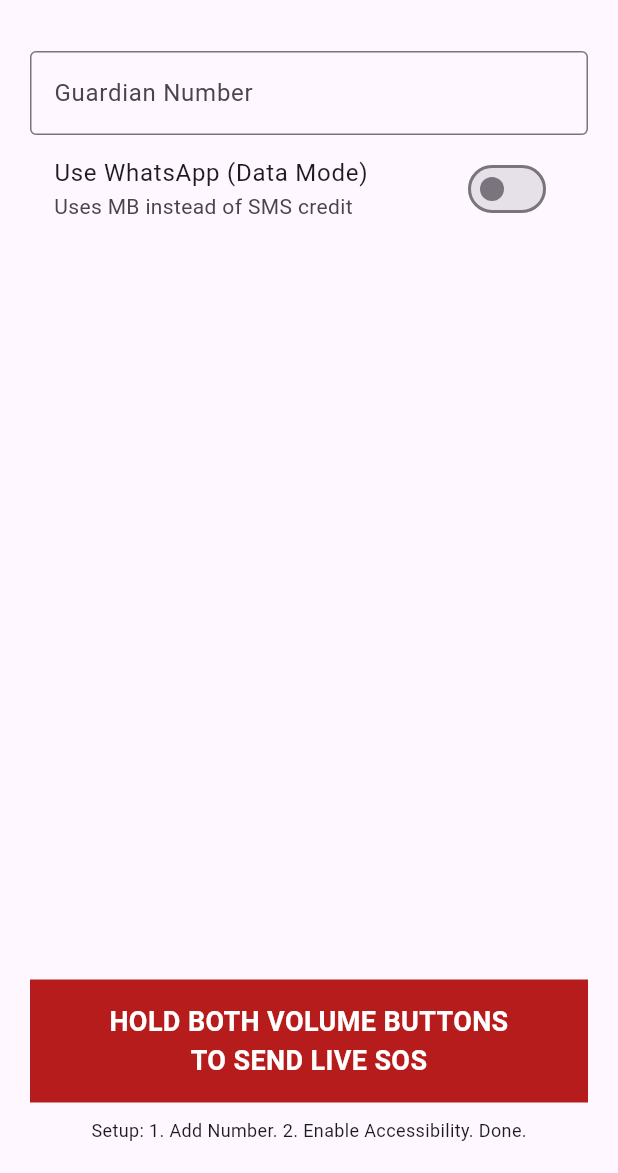
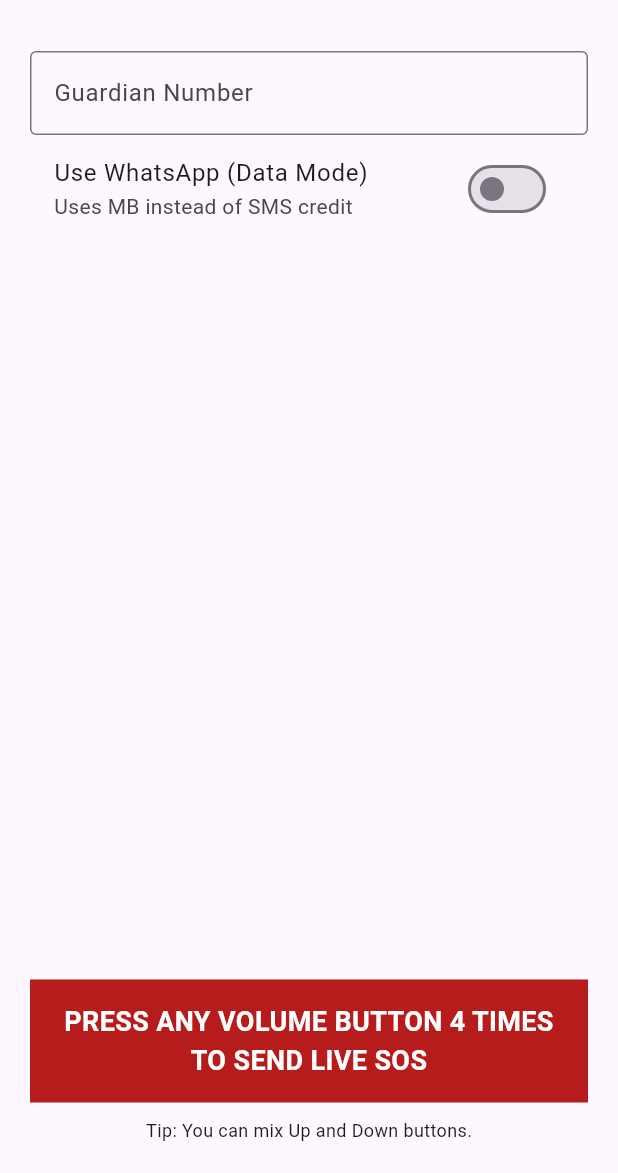
Before and after one commit to sendpailocal-beep/Ai-image-gen, a Flutter app: the screen it shows after launch, on a phone screen of 412 x 824 dp, the part 63-1236 px from its top. Run offline on Flutter 3.47's test engine with Material 3 defaults, Android fonts, the phone set to English and light mode, and no system bars; our stand-ins replace geolocator, shared_preferences.

Commit message:
Implement 'Any Volume 4x' SOS trigger and final refinements
- Updated Accessibility Service to trigger SOS on 4 presses of EITHER Volume Up or Volume Down (in any combination).
- Maintained Dual Mode (SMS / WhatsApp) for 100% free operation.
- Refined UI and README instructions to match the 'Any Volume' trigger.
- Ensured 'Live Location' is emphasized in all SOS alerts.

Co-authored-by: sendpailocal-beep <259907164+sendpailocal-beep@users.noreply.github.com>

```diff
--- a/safeguard_2026/lib/main.dart
+++ b/safeguard_2026/lib/main.dart
@@ -18,14 +18,6 @@ class _SafeGuardHomeState extends State<SafeGuardHome> {
   void initState() {
     super.initState();
     _loadSettings();
-    _checkTrigger();
-  }
-
-  _checkTrigger() {
-    // Check if app was opened via SOS trigger
-    // Note: In real app, you'd use a broadcast receiver or intent listener
-    // For this simple version, we'll manually check the trigger logic
-    SOSLogic.trigger();
   }
 
   _loadSettings() async {
@@ -75,13 +67,13 @@ class _SafeGuardHomeState extends State<SafeGuardHome> {
               width: double.infinity,
               color: Colors.red.shade900,
               child: Text(
-                "HOLD BOTH VOLUME BUTTONS\nTO SEND LIVE SOS",
+                "PRESS ANY VOLUME BUTTON 4 TIMES\nTO SEND LIVE SOS",
                 textAlign: TextAlign.center,
                 style: TextStyle(fontWeight: FontWeight.bold, color: Colors.white, fontSize: 18),
               ),
             ),
             SizedBox(height: 10),
-            Text("Setup: 1. Add Number. 2. Enable Accessibility. Done.", style: TextStyle(fontSize: 12)),
+            Text("Tip: You can mix Up and Down buttons.", style: TextStyle(fontSize: 12)),
           ],
         ),
       ),
```
Also changed, not shown: 2 other files.
